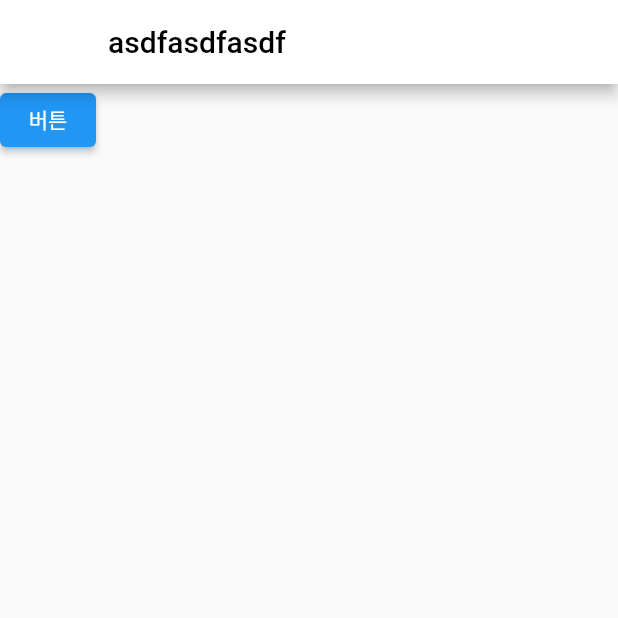
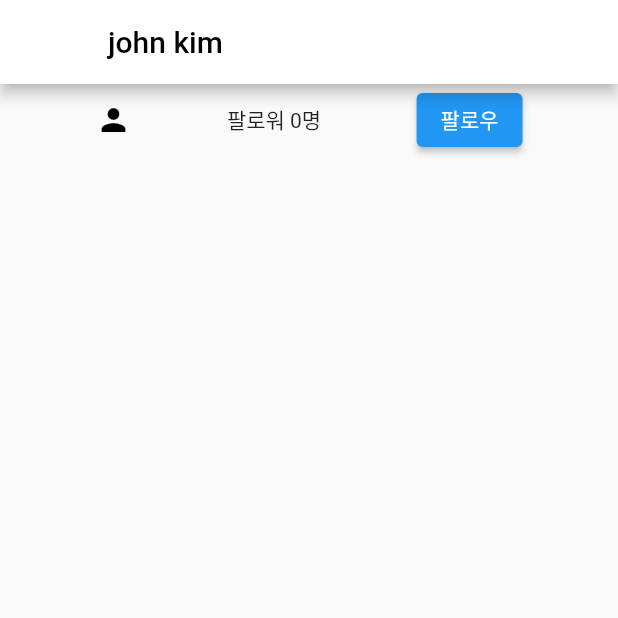
Before and after one commit to ohdowon064/flutter-instagram, a Flutter app: the Profile screen opened directly, on a phone screen of 412 x 824 dp, the top half of it. Run offline on Flutter 3.47's test engine with Material 2 defaults, Android fonts, the phone set to English and light mode, and no system bars; our stand-ins replace dio, image_picker, loading_indicator, shared_preferences; accounts and stored records are empty; network calls fail.

Commit message:
팔로우 기능 추가

```diff
--- a/lib/main.dart
+++ b/lib/main.dart
@@ -303,11 +303,19 @@ class _UploadState extends State<Upload> {
 }
 
 class Store1 extends ChangeNotifier {
-  var name = 'asdfasdfasdf';
+  var name = "john kim";
+  var follower = 0;
+  var clicked = false;
 
-  changeName() {
-    name = "john park";
-    notifyListeners(); // state 변경 후 재렌더링
+  follow() {
+    if (!clicked) {
+      follower++;
+      clicked = true;
+    } else {
+      follower--;
+      clicked = false;
+    }
+    notifyListeners();
   }
 }
 
@@ -319,17 +327,22 @@ class Profile extends StatelessWidget {
     return Scaffold(
       appBar: AppBar(
           title: Text(
-              context
-                  .watch<Store1>()
-                  .name,
+        context.watch<Store1>().name,
         style: style.appBarTextStyle,
       )),
-        body: Column(
+      body: Row(
         children: [
-            ElevatedButton(onPressed: () {
-              context.read<Store1>().changeName();
-            }, child: Text("버튼"))
+          Icon(Icons.person),
+          Text('팔로워 ${context.watch<Store1>().follower}명'),
+          ElevatedButton(
+            onPressed: () {
+              context.read<Store1>().follow();
+            },
+            child:
+                !context.watch<Store1>().clicked ? Text("팔로우") : Text("언팔로우"),
+          ),
         ],
+        mainAxisAlignment: MainAxisAlignment.spaceEvenly,
       ),
     );
   }
```
Lines whose indentation alone changed are shown as unchanged.
